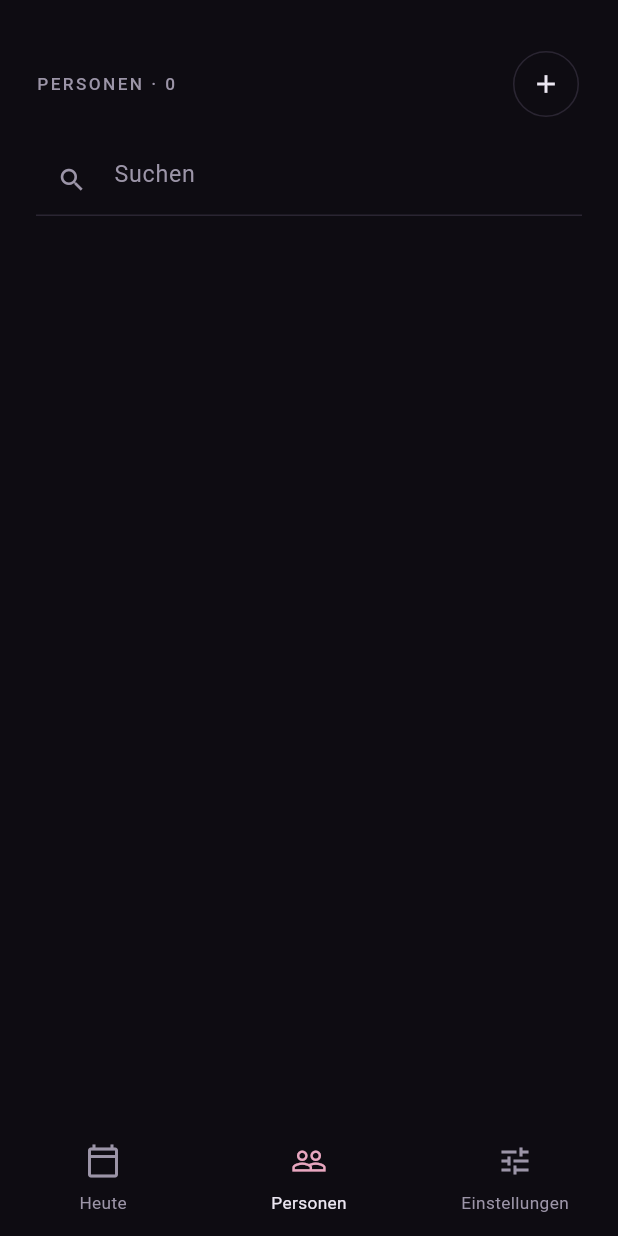
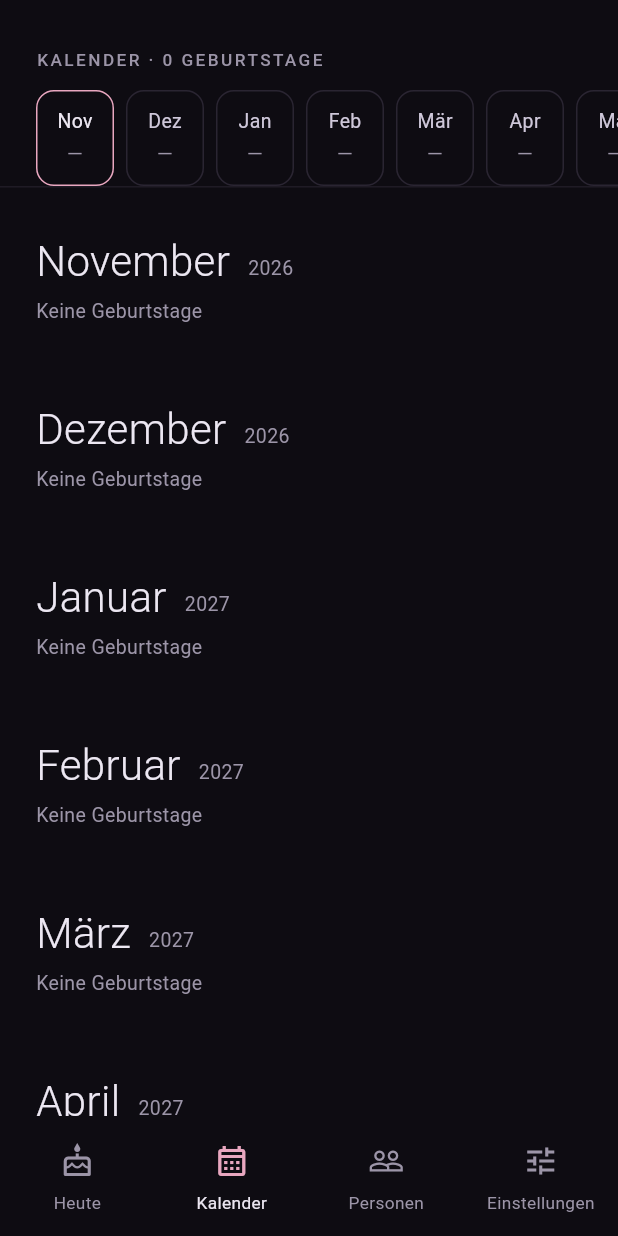
Before and after one commit to markusbaechler/birthday, a Flutter app: the screen it shows after launch, item 2 of the bottom bar chosen, on a phone screen of 412 x 824 dp. Run offline on Flutter 3.47's test engine with Material 3 defaults, Android fonts, the phone set to English and light mode, and no system bars; our stand-ins replace drift, drift_flutter, file_picker, flutter_contacts, share_plus; missing offline and left inert: home_widget; accounts and stored records are empty; generated files the repository leaves out were written again.

Commit message:
Kalender: alle Geburtstage chronologisch nach Monaten, Monatsleiste zum Springen
Co-Authored-By: Claude Opus 5.5 <noreply@anthropic.com>
Claude-Session: https://claude.ai/code/session_01KynZFo4s9FhzCCdWizVLHt

```diff
--- a/lib/main.dart
+++ b/lib/main.dart
@@ -4,6 +4,7 @@ import 'package:flutter_localizations/flutter_localizations.dart';
 import 'data/database.dart';
 import 'data/widget_sync.dart';
 import 'theme/app_theme.dart';
+import 'ui/calendar_screen.dart';
 import 'ui/people_screen.dart';
 import 'ui/settings_screen.dart';
 import 'ui/today_screen.dart';
@@ -70,7 +71,12 @@ class _HomeShellState extends State<HomeShell> {
       body: SafeArea(
         child: IndexedStack(
           index: _index,
-          children: const [TodayScreen(), PeopleScreen(), SettingsScreen()],
+          children: const [
+            TodayScreen(),
+            CalendarScreen(),
+            PeopleScreen(),
+            SettingsScreen(),
+          ],
         ),
       ),
       bottomNavigationBar: DecoratedBox(
@@ -81,7 +87,9 @@ class _HomeShellState extends State<HomeShell> {
           onDestinationSelected: (i) => setState(() => _index = i),
           destinations: const [
             NavigationDestination(
-                icon: Icon(Icons.calendar_today_outlined), label: 'Heute'),
+                icon: Icon(Icons.cake_outlined), label: 'Heute'),
+            NavigationDestination(
+                icon: Icon(Icons.calendar_month_outlined), label: 'Kalender'),
             NavigationDestination(
                 icon: Icon(Icons.people_outline), label: 'Personen'),
             NavigationDestination(
--- /dev/null
+++ b/lib/ui/calendar_screen.dart
@@ -0,0 +1,274 @@
+import 'package:flutter/material.dart';
+import 'package:flutter/services.dart';
+
+import '../data/database.dart';
+import '../main.dart';
+import '../theme/tokens.dart';
+import 'format.dart';
+import 'motion.dart';
+import 'person_screen.dart';
+import 'widgets.dart';
+
+/// All birthdays in chronological order, from this month to the same month
+/// next year (13 months, so every next birthday has its month),
+/// grouped by month. A month strip at the top jumps to a month.
+class CalendarScreen extends StatefulWidget {
+  const CalendarScreen({super.key});
+
+  @override
+  State<CalendarScreen> createState() => _CalendarScreenState();
+}
+
+class _Month {
+  _Month(this.year, this.month);
+  final int year;
+  final int month;
+  final items = <Upcoming>[];
+  final key = GlobalKey();
+}
+
+class _CalendarScreenState extends State<CalendarScreen> {
+  final _scroll = ScrollController();
+
+  @override
+  void dispose() {
+    _scroll.dispose();
+    super.dispose();
+  }
+
+  List<_Month> _months(List<Person> people, DateTime today) {
+    final months = <_Month>[
+      for (var i = 0; i < 13; i++)
+        _Month(
+          DateTime(today.year, today.month + i).year,
+          DateTime(today.year, today.month + i).month,
+        )
+    ];
+    for (final u in upcomingFor(people, today)) {
+      months
+          .firstWhere((m) =>
+              m.year == u.next.date.year && m.month == u.next.date.month)
+          .items
+          .add(u);
+    }
+    return months;
+  }
+
+  void _jump(_Month m) {
+    HapticFeedback.selectionClick();
+    final ctx = m.key.currentContext;
+    if (ctx == null) return;
+    Scrollable.ensureVisible(ctx,
+        duration: const Duration(milliseconds: 450), curve: kEase);
+  }
+
+  @override
+  Widget build(BuildContext context) {
+    final db = AppScope.of(context);
+    return StreamBuilder<List<Person>>(
+      stream: db.watchPeople(),
+      builder: (context, snapshot) {
+        final people = snapshot.data ?? const <Person>[];
+        final today = DateTime.now();
+        final months = _months(people, today);
+        var row = 0;
+        return Column(
+          crossAxisAlignment: CrossAxisAlignment.stretch,
+          children: [
+            Padding(
+              padding: const EdgeInsets.fromLTRB(Nl.s5, Nl.s6, Nl.s5, Nl.s3),
+              child: SectionLabel('Kalender · ${people.length} Geburtstage'),
+            ),
+            _MonthStrip(months: months, onTap: _jump),
+            const Divider(),
+            Expanded(
+              child: ListView(
+                controller: _scroll,
+                padding: const EdgeInsets.fromLTRB(Nl.s5, Nl.s4, Nl.s5, Nl.s6),
+                children: [
+                  for (final m in months) ...[
+                    _MonthHeader(key: m.key, month: m),
+                    if (m.items.isEmpty)
+                      const Padding(
+                        padding: EdgeInsets.only(bottom: Nl.s5),
+                        child: Text('Keine Geburtstage', style: Nl.caption),
+                      )
+                    else
+                      for (var i = 0; i < m.items.length; i++)
+                        FadeSlideIn(
+                          delay: Duration(
+                              milliseconds: 60 * (row < 10 ? row++ : 10)),
+                          child: _DayRow(
+                            u: m.items[i],
+                            last: i == m.items.length - 1,
+                          ),
+                        ),
+                    const SizedBox(height: Nl.s3),
+                  ],
+                ],
+              ),
+            ),
+          ],
+        );
+      },
+    );
+  }
+}
+
+class _MonthStrip extends StatelessWidget {
+  const _MonthStrip({required this.months, required this.onTap});
+  final List<_Month> months;
+  final void Function(_Month) onTap;
+
+  @override
+  Widget build(BuildContext context) {
+    return SizedBox(
+      height: 64,
+      child: ListView.separated(
+        scrollDirection: Axis.horizontal,
+        padding: const EdgeInsets.symmetric(horizontal: Nl.s5),
+        itemCount: months.length,
+        separatorBuilder: (_, __) => const SizedBox(width: Nl.s2),
+        itemBuilder: (context, i) {
+          final m = months[i];
+          final count = m.items.length;
+          final current = i == 0;
+          return PressScale(
+            child: InkWell(
+              borderRadius: BorderRadius.circular(Nl.rS),
+              onTap: () => onTap(m),
+              child: Container(
+                width: 52,
+                alignment: Alignment.center,
+                decoration: BoxDecoration(
+                  borderRadius: BorderRadius.circular(Nl.rS),
+                  border: Border.all(
+                      color: current ? Nl.accent : Nl.borderIcon, width: 1),
+                ),
+                child: Column(
+                  mainAxisAlignment: MainAxisAlignment.center,
+                  children: [
+                    Text(monthNames[m.month - 1].substring(0, 3),
+                        style: Nl.caption.copyWith(
+                            color: current ? Nl.ink : Nl.inkSoft)),
+                    const SizedBox(height: Nl.s1),
+                    Text(
+                      count == 0 ? '–' : '$count',
+                      style: TextStyle(
+                        fontSize: 18,
+                        height: 1,
+                        fontWeight: FontWeight.w300,
+                        color: count == 0
+                            ? Nl.muted
+                            : (current ? Nl.accent : Nl.ink),
+                      ),
+                    ),
+                  ],
+                ),
+              ),
+            ),
+          );
+        },
+      ),
+    );
+  }
+}
+
+class _MonthHeader extends StatelessWidget {
+  const _MonthHeader({super.key, required this.month});
+  final _Month month;
+
+  @override
+  Widget build(BuildContext context) {
+    final n = month.items.length;
+    return Padding(
+      padding: const EdgeInsets.only(top: Nl.s4, bottom: Nl.s2),
+      child: Row(
+        crossAxisAlignment: CrossAxisAlignment.baseline,
+        textBaseline: TextBaseline.alphabetic,
+        children: [
+          Text(monthNames[month.month - 1], style: Nl.title),
+          const SizedBox(width: Nl.s3),
+          Text(
+            '${month.year}${n > 0 ? ' · $n ${n == 1 ? 'Geburtstag' : 'Geburtstage'}' : ''}',
+            style: Nl.caption,
+          ),
+        ],
+      ),
+    );
+  }
+}
+
+class _DayRow extends StatelessWidget {
+  const _DayRow({required this.u, required this.last});
+  final Upcoming u;
+  final bool last;
+
+  @override
+  Widget build(BuildContext context) {
+    final p = u.person;
+    final n = u.next;
+    final color = Nl.personColor(p.colorIndex, today: n.isToday);
+    final what = [
+      if (n.turning != null) 'wird ${n.turning}' else 'Geburtstag',
+      if (p.relation?.isNotEmpty ?? false) p.relation!,
+    ].join(' · ');
+    return PressScale(
+      child: InkWell(
+        onTap: () {
+          HapticFeedback.selectionClick();
+          Navigator.of(context).push(MaterialPageRoute(
+              builder: (_) =>
+                  PersonScreen(personId: p.id, heroTag: 'cal-ring-${p.id}')));
+        },
+        child: Container(
+          padding: const EdgeInsets.symmetric(vertical: Nl.s3),
+          decoration: BoxDecoration(
+            border:
+                last ? null : const Border(bottom: BorderSide(color: Nl.divider)),
+          ),
+          child: Row(
+            children: [
+              SizedBox(
+                width: 56,
+                child: Column(
+                  crossAxisAlignment: CrossAxisAlignment.start,
+                  children: [
+                    Text('${n.date.day}',
+                        style: TextStyle(
+                            fontSize: 30,
+                            height: 1,
+                            fontWeight: FontWeight.w200,
+                            color: color)),
+                    const SizedBox(height: Nl.s1),
+                    Text(formatShort(n.date).split(' ').first,
+                        style: Nl.caption),
+                  ],
+                ),
+              ),
+              Hero(
+                tag: 'cal-ring-${p.id}',
+                child: PersonRing(person: p, today: n.isToday),
+              ),
+              const SizedBox(width: Nl.s4),
+              Expanded(
+                child: Column(
+                  crossAxisAlignment: CrossAxisAlignment.start,
+                  children: [
+                    Text(fullName(p), style: Nl.body.copyWith(color: Nl.ink)),
+                    Text(what, style: Nl.caption),
+                  ],
+                ),
+              ),
+              Text(
+                n.isToday ? 'heute' : inDays(n.daysUntil),
+                style: Nl.caption.copyWith(
+                    color: n.isToday ? Nl.accent : Nl.muted),
+              ),
+            ],
+          ),
+        ),
+      ),
+    );
+  }
+}
```
